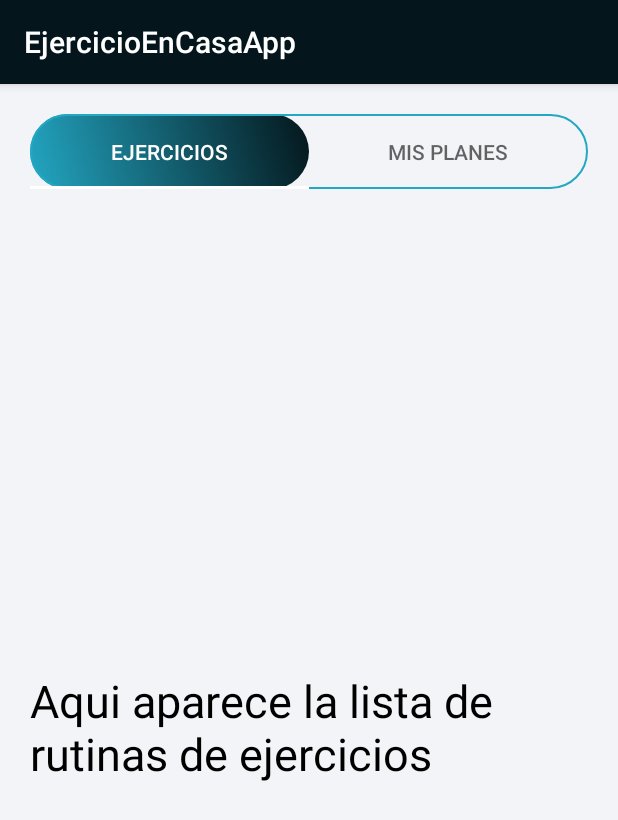
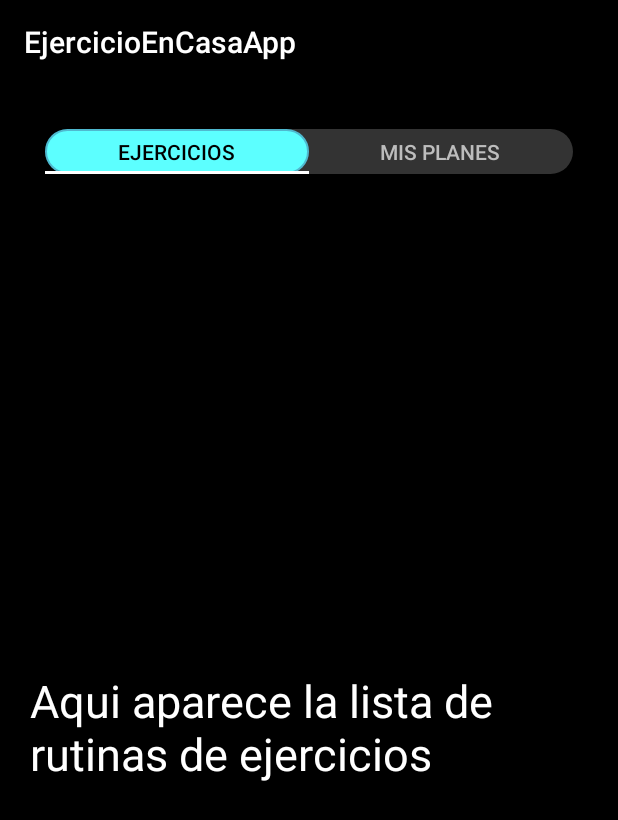
Before and after one commit to henrysala/EjercicioEnCasaApp, an Android app: the screen it shows after launch (MainActivity), on a phone screen of 412 x 824 dp. Shown: the top 820 px of the screen. Run offline under Robolectric (Android 15) with nearby library versions, the phone set to English and light mode, and no system bars.

Commit message:
se cambian los colores de la aplicacion para que se vea igual al prototipo hecho por el equipo de diseño, tambien se retoca el tamaño del tab navigator

```diff
--- a/app/src/main/res/drawable/gradient_bg.xml
+++ b/app/src/main/res/drawable/gradient_bg.xml
@@ -2,11 +2,11 @@
 <shape
     android:shape="rectangle"
     xmlns:android="http://schemas.android.com/apk/res/android">
-
     <corners android:radius="25dp"/>
+    <stroke android:color="@color/colorPrimaryDark" android:width="1dp"/>
     <gradient
         android:type="linear"
         android:angle="45"
-        android:startColor="@color/colorPrimaryDark"
-        android:endColor="@color/colorPrimary"/>
+        android:startColor="@color/colorAccent"
+        android:endColor="@color/colorAccent"/>
 </shape>
--- a/app/src/main/res/drawable/tab_bg.xml
+++ b/app/src/main/res/drawable/tab_bg.xml
@@ -2,7 +2,6 @@
 <shape android:shape="rectangle"
     xmlns:android="http://schemas.android.com/apk/res/android">
     <corners android:radius="25dp"/>
-    <stroke android:color="@color/colorPrimaryDark" android:width="1dp"/>
-    <solid android:color="#00000000"/>
+    <solid android:color="#33FFFFFF"/>
 
 </shape>
--- a/app/src/main/res/layout/activity_main.xml
+++ b/app/src/main/res/layout/activity_main.xml
@@ -13,24 +13,25 @@
     <FrameLayout
         android:layout_width="match_parent"
         android:layout_height="wrap_content"
-        android:padding="20dp"
-        android:background="@color/colorSecondary"
+        android:padding="30dp"
+        android:background="@color/colorPrimary"
         android:clipToPadding="false">
 
         <View
             android:id="@+id/indicator"
             android:layout_width="0dp"
-            android:layout_height="50dp"
+            android:layout_height="30dp"
             android:background="@drawable/gradient_bg"/>
 
         <com.google.android.material.tabs.TabLayout
             android:id="@+id/tab"
             android:layout_width="match_parent"
-            android:layout_height="50dp"
+            android:layout_height="30dp"
             android:background="@drawable/tab_bg"
             app:tabGravity="fill"
             app:tabMode="fixed"
-            app:tabSelectedTextColor="#ffffff"
+            app:tabTextColor="#BDBDBD"
+            app:tabSelectedTextColor="@color/colorPrimary"
             app:tabIndicatorColor="@null"
             app:tabRippleColor="@null"/>
 
@@ -39,7 +40,8 @@
     <androidx.viewpager.widget.ViewPager
         android:id="@+id/viewPager"
         android:layout_width="match_parent"
-        android:layout_height="match_parent">
+        android:layout_height="match_parent"
+        android:background="@color/colorPrimary">
 
     </androidx.viewpager.widget.ViewPager>
 
--- a/app/src/main/res/layout/fragment_ejercicios.xml
+++ b/app/src/main/res/layout/fragment_ejercicios.xml
@@ -5,7 +5,7 @@
     android:layout_width="match_parent"
     android:layout_height="match_parent"
     android:padding="20dp"
-    android:background="@color/colorSecondary"
+    android:background="@color/colorPrimary"
     tools:context=".EjerciciosFragment">
 
     <!-- TODO: Update blank fragment layout -->
--- a/app/src/main/res/layout/fragment_mis_planes.xml
+++ b/app/src/main/res/layout/fragment_mis_planes.xml
@@ -5,7 +5,7 @@
     android:layout_width="match_parent"
     android:layout_height="match_parent"
     android:padding="20dp"
-    android:background="@color/colorSecondary"
+    android:background="@color/colorPrimary"
     tools:context=".MisPlanesFragment">
 
     <!-- TODO: Update blank fragment layout -->
--- a/app/src/main/res/values/colors.xml
+++ b/app/src/main/res/values/colors.xml
@@ -1,8 +1,9 @@
 <?xml version="1.0" encoding="utf-8"?>
 <resources>
-    <color name="colorPrimary">#04161B</color>
+    <color name="colorPrimary">#000000</color>
     <color name="colorPrimaryDark">#23A7C3</color>
-    <color name="colorAccent">#23A7C3</color>
-    <color name="colorSecondary">#F3F4F7</color>
-    <color name="colorText">#000000</color>
+    <color name="colorPrimaryLight">#B2EBF2</color>
+    <color name="colorAccent">#33FFFF</color>
+    <color name="colorSecondary">#757575</color>
+    <color name="colorText">#FFFFFF</color>
 </resources>
```
